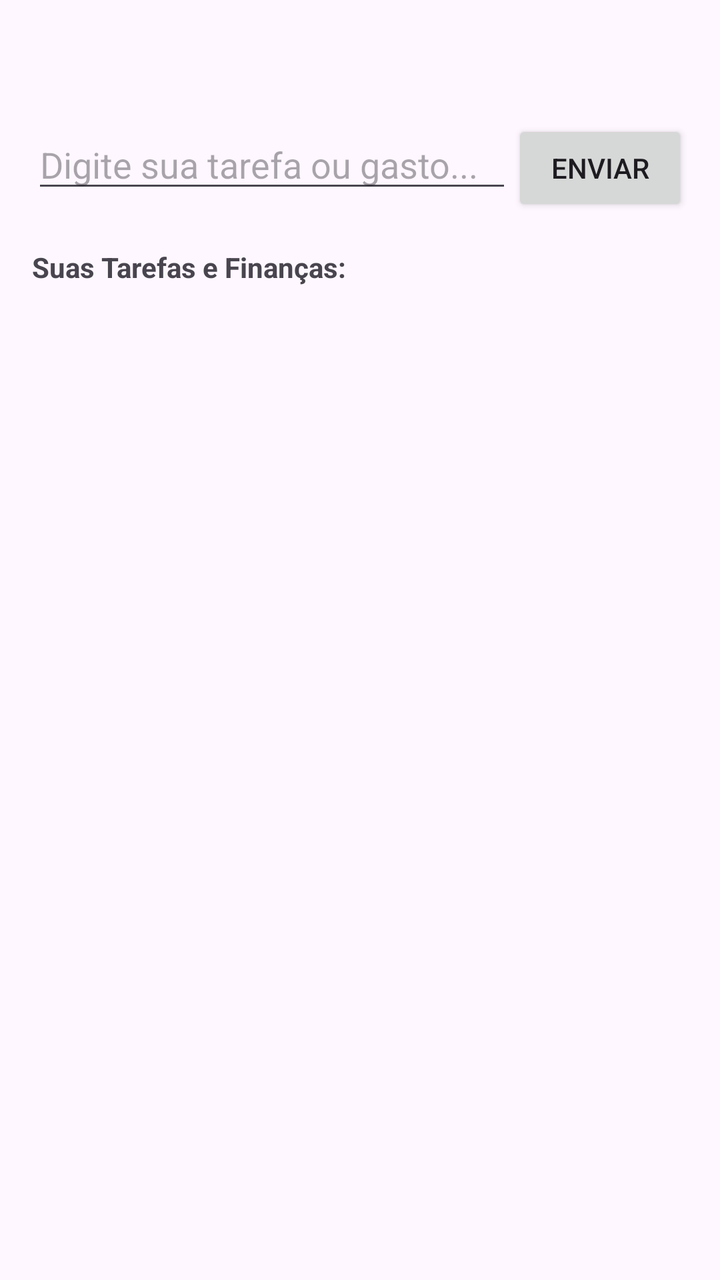
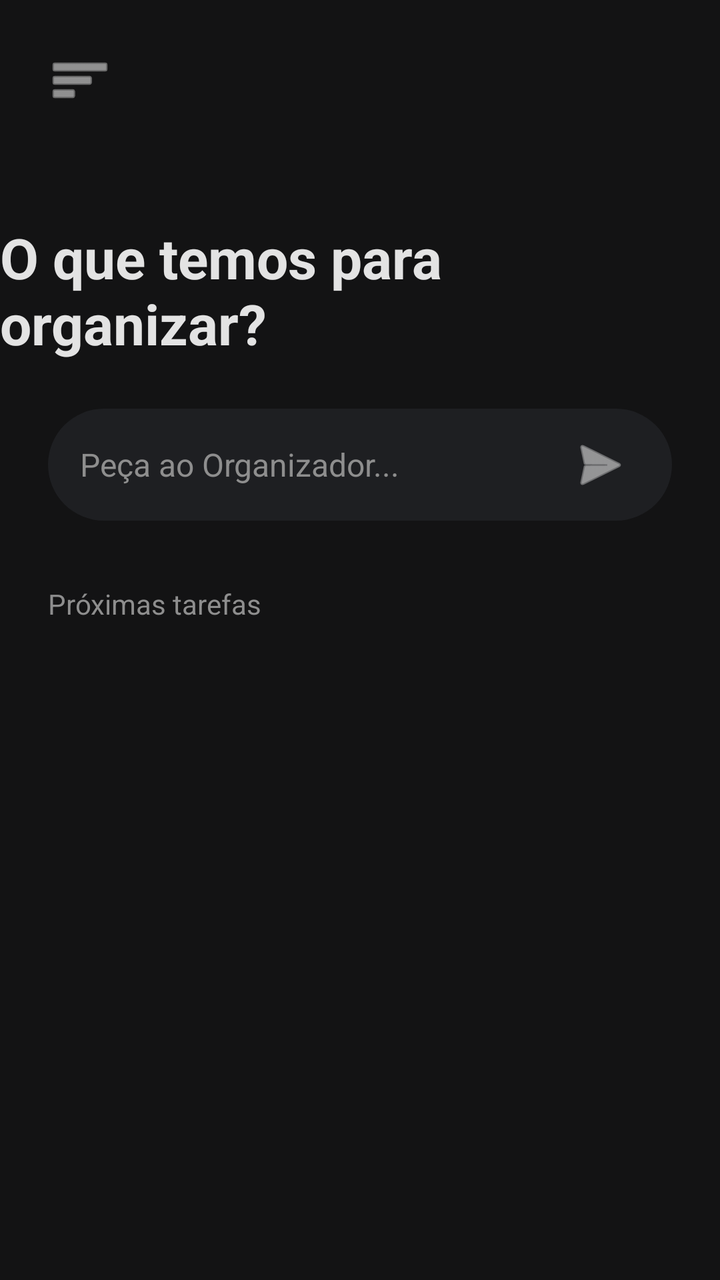

Before-and-after screenshots of an Android layout around one commit, followed by the original layout XML and the change that was made.
<!-- AndroidManifest.xml: application theme Theme.OrganizadorIA -->
<!-- res/layout/activity_main.xml -->
<?xml version="1.0" encoding="utf-8"?>
<LinearLayout xmlns:android="http://schemas.android.com/apk/res/android"
    android:layout_width="match_parent"
    android:layout_height="match_parent"
    android:orientation="vertical"
    android:paddingStart="16dp"
    android:paddingEnd="16dp"
    android:paddingBottom="16dp"
    android:paddingTop="60dp"> 

    <LinearLayout
        android:layout_width="match_parent"
        android:layout_height="wrap_content"
        android:orientation="horizontal">

        <EditText
            android:id="@+id/inputComando"
            android:layout_width="0dp"
            android:layout_height="wrap_content"
            android:layout_weight="1"
            android:hint="Digite sua tarefa ou gasto..."
            android:inputType="text" />

        <Button
            android:id="@+id/btnEnviar"
            android:layout_width="wrap_content"
            android:layout_height="wrap_content"
            android:text="Enviar" />
    </LinearLayout>

    <TextView
        android:layout_width="wrap_content"
        android:layout_height="wrap_content"
        android:text="Suas Tarefas e Finanças:"
        android:textStyle="bold"
        android:layout_marginTop="16dp"
        android:layout_marginBottom="8dp"/>

    <androidx.recyclerview.widget.RecyclerView
        android:id="@+id/listaTarefas"
        android:layout_width="match_parent"
        android:layout_height="match_parent" />

</LinearLayout>
<!-- resources referenced by this layout -->
<resources>
  <style name="Theme.OrganizadorIA" parent="Base.Theme.OrganizadorIA" />
  <style name="Base.Theme.OrganizadorIA" parent="Theme.Material3.DayNight.NoActionBar">
          
          
      </style>
</resources>

<!-- the commit's change to res/layout/activity_main.xml (unified diff, before → after) -->
@@ -1,44 +1,108 @@
 <?xml version="1.0" encoding="utf-8"?>
-<LinearLayout xmlns:android="http://schemas.android.com/apk/res/android"
+<androidx.drawerlayout.widget.DrawerLayout
+    xmlns:android="http://schemas.android.com/apk/res/android"
+    xmlns:app="http://schemas.android.com/apk/res-auto"
+    android:id="@+id/drawerLayout"
     android:layout_width="match_parent"
     android:layout_height="match_parent"
-    android:orientation="vertical"
-    android:paddingStart="16dp"
-    android:paddingEnd="16dp"
-    android:paddingBottom="16dp"
-    android:paddingTop="60dp"> 
+    android:background="#131314"
+    android:fitsSystemWindows="true"> 
 
-    <LinearLayout
+    <androidx.constraintlayout.widget.ConstraintLayout
         android:layout_width="match_parent"
-        android:layout_height="wrap_content"
-        android:orientation="horizontal">
+        android:layout_height="match_parent">
 
-        <EditText
-            android:id="@+id/inputComando"
-            android:layout_width="0dp"
-            android:layout_height="wrap_content"
-            android:layout_weight="1"
-            android:hint="Digite sua tarefa ou gasto..."
-            android:inputType="text" />
+        <ImageButton
+            android:id="@+id/btnAbrirMenu"
+            android:layout_width="48dp"
+            android:layout_height="48dp"
+            android:layout_margin="16dp"
+            android:background="?attr/selectableItemBackgroundBorderless"
+            android:src="@android:drawable/ic_menu_sort_by_size"
+            app:tint="#E3E3E3"
+            app:layout_constraintTop_toTopOf="parent"
+            app:layout_constraintStart_toStartOf="parent" />
 
-        <Button
-            android:id="@+id/btnEnviar"
+        <TextView
+            android:id="@+id/textSaudacao"
             android:layout_width="wrap_content"
             android:layout_height="wrap_content"
-            android:text="Enviar" />
-    </LinearLayout>
+            android:layout_marginBottom="24dp"
+            android:text="O que temos para organizar?"
+            android:textColor="#E3E3E3"
+            android:textSize="28sp"
+            android:textStyle="bold"
+            app:layout_constraintBottom_toTopOf="@id/barraDigitacao"
+            app:layout_constraintEnd_toEndOf="parent"
+            app:layout_constraintStart_toStartOf="parent" />
 
-    <TextView
+        
+        <LinearLayout
+            android:id="@+id/barraDigitacao"
+            android:layout_width="0dp"
+            android:layout_height="56dp"
+            android:layout_marginHorizontal="24dp"
+            android:background="@drawable/bg_input_gemini"
+            android:gravity="center_vertical"
+            android:orientation="horizontal"
+            android:paddingHorizontal="16dp"
+            app:layout_constraintTop_toTopOf="parent"
+            app:layout_constraintBottom_toBottomOf="parent"
+            app:layout_constraintEnd_toEndOf="parent"
+            app:layout_constraintStart_toStartOf="parent"
+            app:layout_constraintVertical_bias="0.35">
+
+            <EditText
+                android:id="@+id/inputComando"
+                android:layout_width="0dp"
+                android:layout_height="match_parent"
+                android:layout_weight="1"
+                android:background="@null"
+                android:hint="Peça ao Organizador..."
+                android:textColorHint="#8E8E8E"
+                android:textColor="#E3E3E3"
+                android:textSize="16sp" />
+
+            <ImageButton
+                android:id="@+id/btnEnviar"
+                android:layout_width="40dp"
+                android:layout_height="40dp"
+                android:background="?attr/selectableItemBackgroundBorderless"
+                android:src="@android:drawable/ic_menu_send"
+                app:tint="#E3E3E3" />
+        </LinearLayout>
+
+        <TextView
+            android:id="@+id/labelProximas"
+            android:layout_width="wrap_content"
+            android:layout_height="wrap_content"
+            android:layout_marginTop="32dp"
+            android:text="Próximas tarefas"
+            android:textColor="#8E8E8E"
+            android:textSize="14sp"
+            app:layout_constraintTop_toBottomOf="@id/barraDigitacao"
+            app:layout_constraintStart_toStartOf="@id/barraDigitacao" />
+
+        <androidx.recyclerview.widget.RecyclerView
+            android:id="@+id/listaTarefas"
+            android:layout_width="0dp"
+            android:layout_height="0dp"
+            android:layout_marginTop="8dp"
+            android:paddingHorizontal="16dp"
+            app:layout_constraintTop_toBottomOf="@id/labelProximas"
+            app:layout_constraintBottom_toBottomOf="parent"
+            app:layout_constraintStart_toStartOf="parent"
+            app:layout_constraintEnd_toEndOf="parent" />
+
+    </androidx.constraintlayout.widget.ConstraintLayout>
+
+    <com.google.android.material.navigation.NavigationView
+        android:id="@+id/navView"
         android:layout_width="wrap_content"
-        android:layout_height="wrap_content"
-        android:text="Suas Tarefas e Finanças:"
-        android:textStyle="bold"
-        android:layout_marginTop="16dp"
-        android:layout_marginBottom="8dp"/>
+        android:layout_height="match_parent"
+        android:layout_gravity="start"
+        android:background="#1E1F22"
+        app:itemTextColor="#E3E3E3"
+        app:menu="@menu/menu_lateral" />
 
-    <androidx.recyclerview.widget.RecyclerView
-        android:id="@+id/listaTarefas"
-        android:layout_width="match_parent"
-        android:layout_height="match_parent" />
-
-</LinearLayout>
+</androidx.drawerlayout.widget.DrawerLayout>
<!-- resource entries referenced after the edit -->
@@ -1,5 +1,11 @@
 <!-- resources referenced by this layout -->
 <resources>
+  <!-- drawable bg_input_gemini (drawable) -->
+  <?xml version="1.0" encoding="utf-8"?>
+  <shape xmlns:android="http://schemas.android.com/apk/res/android">
+      <solid android:color="#1E1F22" />
+      <corners android:radius="28dp" />
+  </shape>
   <style name="Theme.OrganizadorIA" parent="Base.Theme.OrganizadorIA" />
   <style name="Base.Theme.OrganizadorIA" parent="Theme.Material3.DayNight.NoActionBar">
           
